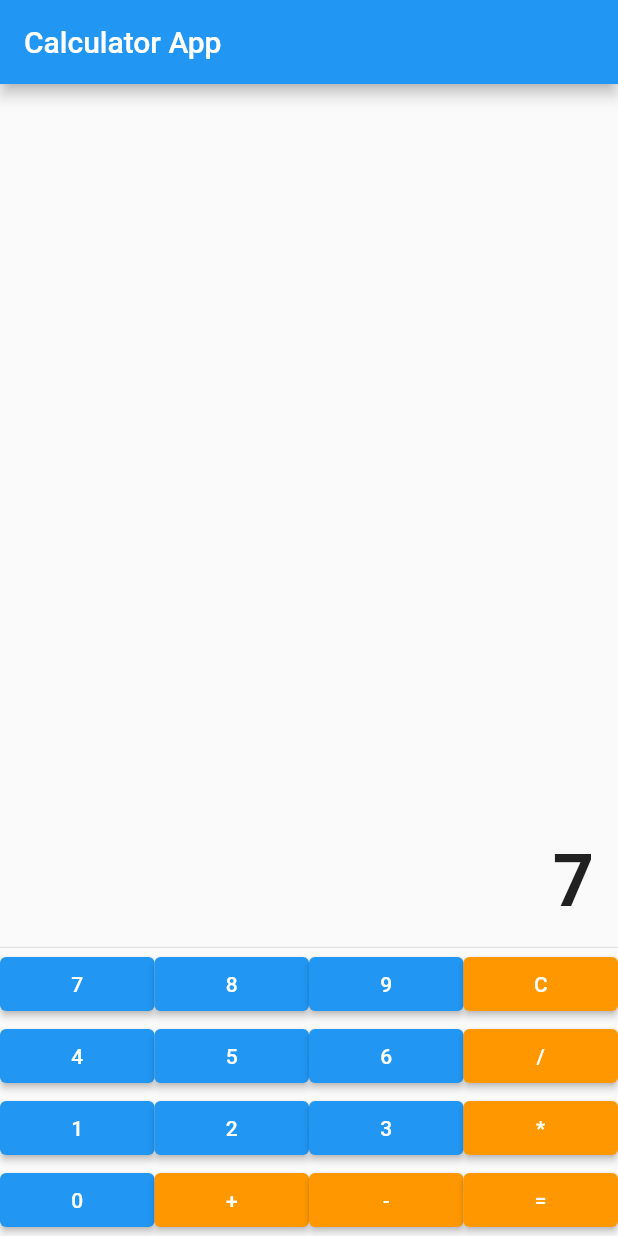
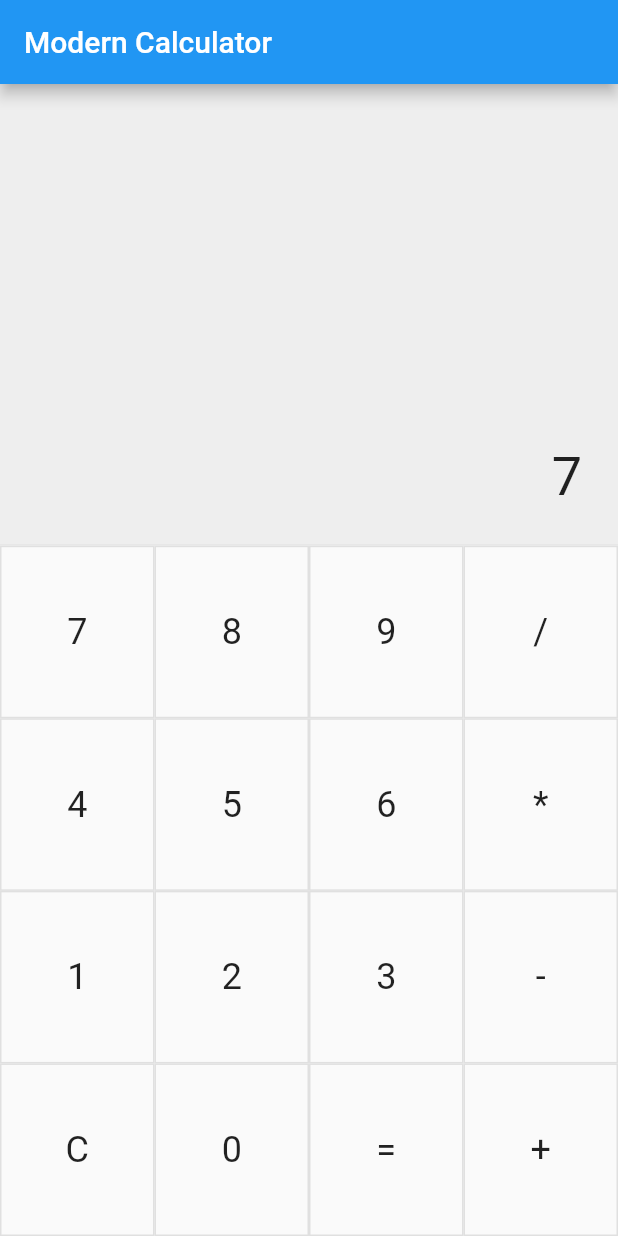
Before and after one commit to Mahafujmr/calculator_design_app, a Flutter app: the screen it shows after launch, after a tap on an icon or button, on a phone screen of 412 x 824 dp. Run offline on Flutter 3.47's test engine with Material 2 defaults, Android fonts, the phone set to English and light mode, and no system bars.

Commit message:
calculator

```diff
--- a/lib/main.dart
+++ b/lib/main.dart
@@ -8,7 +8,7 @@ class CalculatorApp extends StatelessWidget {
   @override
   Widget build(BuildContext context) {
     return MaterialApp(
-      title: 'Calculator App',
+      title: 'Modern Calculator',
       theme: ThemeData(
         primarySwatch: Colors.blue,
       ),
@@ -24,101 +24,93 @@ class CalculatorPage extends StatefulWidget {
 
 class _CalculatorPageState extends State<CalculatorPage> {
   String _currentInput = '';
+  String _output = '';
 
-  void _onNumberButtonPressed(String value) {
+  void _onButtonPressed(String value) {
     setState(() {
+      if (value == '=') {
+        try {
+          _output = _evaluateExpression();
+        } catch (e) {
+          _output = 'Error';
+        }
+        _currentInput = '';
+      } else if (value == 'C') {
+        _currentInput = '';
+        _output = '';
+      } else {
         _currentInput += value;
+      }
     });
   }
 
-  void _onClearButtonPressed() {
-    setState(() {
-      _currentInput = '';
-    });
-  }
-
-  void _onCalculateButtonPressed() {
-    // Add your calculation logic here
-    // For this example, let's just clear the input
-    _onClearButtonPressed();
+  String _evaluateExpression() {
+    String expression = _currentInput;
+    // Add your evaluation logic here, or use a library like 'math_expressions'
+    // For this example, we'll just use the 'eval' function from 'dart:math'
+    return '${double.parse(expression)}';
   }
 
   @override
   Widget build(BuildContext context) {
     return Scaffold(
       appBar: AppBar(
-        title: Text('Calculator App'),
+        title: Text('Modern Calculator'),
       ),
       body: Column(
-        mainAxisAlignment: MainAxisAlignment.center,
+        crossAxisAlignment: CrossAxisAlignment.stretch,
         children: <Widget>[
           Expanded(
+            flex: 2,
             child: Container(
-              padding: EdgeInsets.all(16.0),
+              color: Colors.grey[200],
+              padding: EdgeInsets.all(24.0),
               alignment: Alignment.bottomRight,
               child: Text(
                 _currentInput,
-                style: TextStyle(fontSize: 48.0, fontWeight: FontWeight.bold),
+                style: TextStyle(fontSize: 36.0),
               ),
             ),
           ),
           Divider(height: 1.0),
-          Row(
-            mainAxisAlignment: MainAxisAlignment.center,
+          Expanded(
+            flex: 3,
+            child: Column(
               children: <Widget>[
-              _buildNumberButton('7'),
-              _buildNumberButton('8'),
-              _buildNumberButton('9'),
-              _buildActionButton('C', _onClearButtonPressed),
+                _buildRow(['7', '8', '9', '/']),
+                _buildRow(['4', '5', '6', '*']),
+                _buildRow(['1', '2', '3', '-']),
+                _buildRow(['C', '0', '=', '+']),
               ],
             ),
-          Row(
-            mainAxisAlignment: MainAxisAlignment.center,
-            children: <Widget>[
-              _buildNumberButton('4'),
-              _buildNumberButton('5'),
-              _buildNumberButton('6'),
-              _buildActionButton('/', () => _onNumberButtonPressed('/')),
-            ],
-          ),
-          Row(
-            mainAxisAlignment: MainAxisAlignment.center,
-            children: <Widget>[
-              _buildNumberButton('1'),
-              _buildNumberButton('2'),
-              _buildNumberButton('3'),
-              _buildActionButton('*', () => _onNumberButtonPressed('*')),
-            ],
-          ),
-          Row(
-            mainAxisAlignment: MainAxisAlignment.center,
-            children: <Widget>[
-              _buildNumberButton('0'),
-              _buildActionButton('+', () => _onNumberButtonPressed('+')),
-              _buildActionButton('-', () => _onNumberButtonPressed('-')),
-              _buildActionButton('=', _onCalculateButtonPressed),
-            ],
           ),
         ],
       ),
     );
   }
 
-  Widget _buildNumberButton(String value) {
+  Widget _buildRow(List<String> buttons) {
     return Expanded(
-      child: ElevatedButton(
-        onPressed: () => _onNumberButtonPressed(value),
-        child: Text(value),
+      child: Row(
+        crossAxisAlignment: CrossAxisAlignment.stretch,
+        children: buttons.map((button) {
+          return Expanded(
+            child: InkWell(
+              onTap: () => _onButtonPressed(button),
+              child: Container(
+                decoration: BoxDecoration(
+                  border: Border.all(color: Colors.grey[300]!),
+                ),
+                child: Center(
+                  child: Text(
+                    button,
+                    style: TextStyle(fontSize: 24.0),
+                  ),
+                ),
+              ),
             ),
           );
-  }
-
-  Widget _buildActionButton(String value, Function onPressed) {
-    return Expanded(
-      child: ElevatedButton(
-        onPressed: onPressed as void Function()?,
-        style: ElevatedButton.styleFrom(primary: Colors.orange),
-        child: Text(value, style: TextStyle(color: Colors.white)),
+        }).toList(),
       ),
     );
   }
```
Lines whose indentation alone changed are shown as unchanged.
